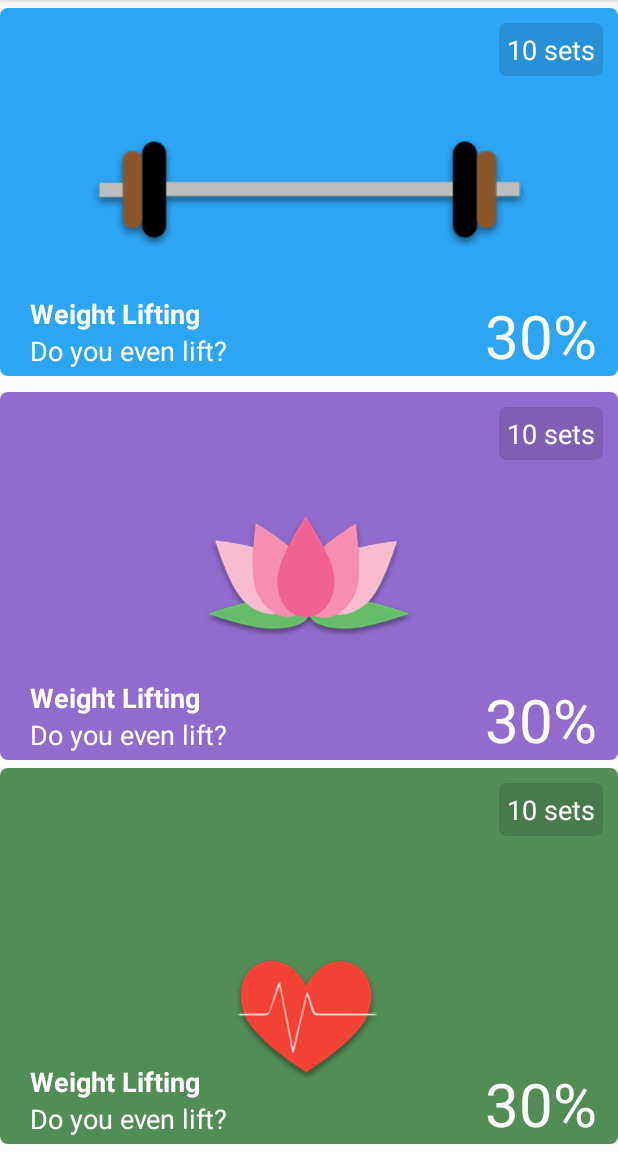
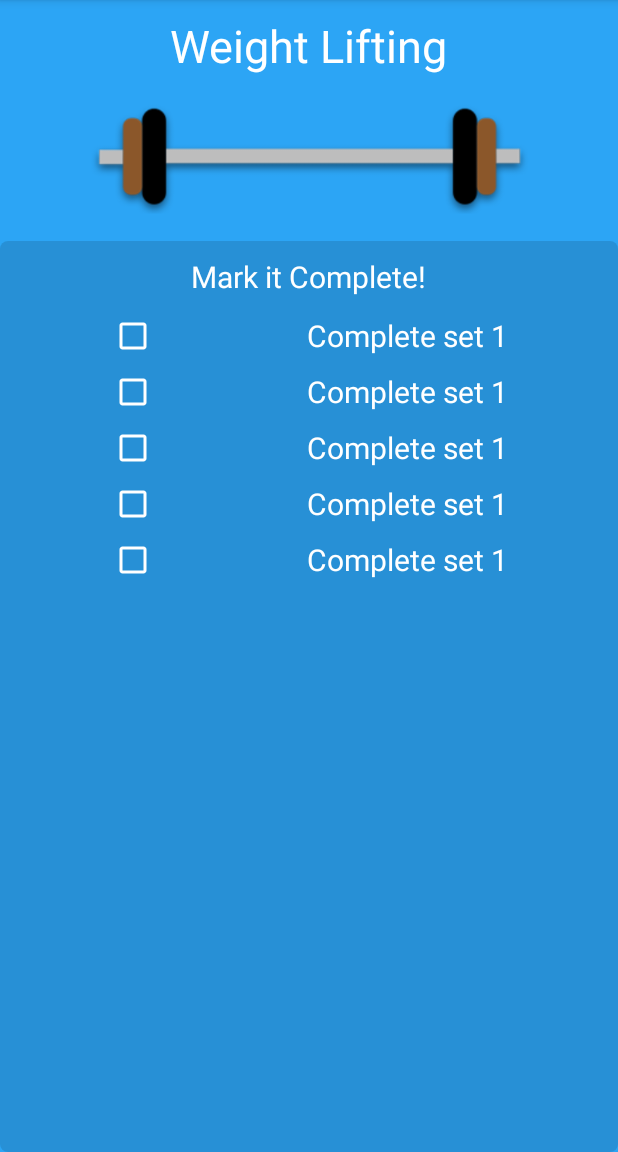
Before and after one commit to albeto8/Flab-or-Fit, an Android app: the screen it shows after launch (MainActivity before the commit, DetailsActivity after it), after a tap on "30%", on a phone screen of 412 x 824 dp, the part 84-1236 px from its top. Run offline under Robolectric (Android 15) with nearby library versions, the phone set to English and light mode, and no system bars.

Commit message:
Second activity

```diff
--- a/app/src/main/java/com/example/mariobarragan/flaborfit/DetailsActivity.java
+++ b/app/src/main/java/com/example/mariobarragan/flaborfit/DetailsActivity.java
@@ -2,6 +2,8 @@ package com.example.mariobarragan.flaborfit;
 
 import android.support.v7.app.AppCompatActivity;
 import android.os.Bundle;
+import android.widget.ImageView;
+import android.widget.TextView;
 
 public class DetailsActivity extends AppCompatActivity {
 
@@ -9,5 +11,8 @@ public class DetailsActivity extends AppCompatActivity {
     protected void onCreate(Bundle savedInstanceState) {
         super.onCreate(savedInstanceState);
         setContentView(R.layout.activity_details);
+
+        TextView exerciseTitle = (TextView)findViewById(R.id.exerciseTitle);
+        ImageView exerciseImage = (ImageView)findViewById(R.id.excerciseIimage);
     }
 }
--- a/app/src/main/java/com/example/mariobarragan/flaborfit/MainActivity.java
+++ b/app/src/main/java/com/example/mariobarragan/flaborfit/MainActivity.java
@@ -1,5 +1,6 @@
 package com.example.mariobarragan.flaborfit;
 
+import android.content.Intent;
 import android.support.v7.app.AppCompatActivity;
 import android.os.Bundle;
 import android.view.View;
@@ -7,6 +8,7 @@ import android.widget.RelativeLayout;
 
 public class MainActivity extends AppCompatActivity {
 
+    public static final String EXTRA_ITEM_TITLE = "itemTitle";
     public static final String EXCERCISE_WEIGHTS = "Weight lifting";
     public static final String EXCERCISE_YOGA = "Yoga";
     public static final String EXCERCISE_CARDIO = "Cardio";
@@ -43,6 +45,8 @@ public class MainActivity extends AppCompatActivity {
     }
 
     private void loadDetailActivity(String excerciseTitle) {
-
+        Intent intent = new Intent(MainActivity.this, DetailsActivity.class);
+        intent.putExtra(MainActivity.EXTRA_ITEM_TITLE, excerciseTitle);
+        startActivity(intent);
     }
 }
--- a/app/src/main/res/layout/activity_details.xml
+++ b/app/src/main/res/layout/activity_details.xml
@@ -1,9 +1,106 @@
 <?xml version="1.0" encoding="utf-8"?>
-<android.support.constraint.ConstraintLayout xmlns:android="http://schemas.android.com/apk/res/android"
+<LinearLayout xmlns:android="http://schemas.android.com/apk/res/android"
     xmlns:app="http://schemas.android.com/apk/res-auto"
     xmlns:tools="http://schemas.android.com/tools"
+    android:id="@+id/mainBG"
     android:layout_width="match_parent"
     android:layout_height="match_parent"
+    android:background="#2ca5f5"
+    android:orientation="vertical"
     tools:context="com.example.mariobarragan.flaborfit.DetailsActivity">
 
-</android.support.constraint.ConstraintLayout>
+    <TextView
+        android:id="@+id/exerciseTitle"
+        android:layout_width="wrap_content"
+        android:layout_height="wrap_content"
+        android:layout_gravity="center"
+        android:layout_marginTop="10dp"
+        android:text="Weight Lifting"
+        android:textColor="#ffffff"
+        android:textSize="30sp" />
+
+    <ImageView
+        android:id="@+id/excerciseIimage"
+        android:layout_width="match_parent"
+        android:layout_height="wrap_content"
+        app:srcCompat="@drawable/weight" />
+
+    <LinearLayout
+        android:layout_width="match_parent"
+        android:layout_height="match_parent"
+        android:background="@drawable/rounded_corners"
+        android:backgroundTint="#20000000"
+        android:orientation="vertical">
+
+        <TextView
+            android:id="@+id/textView6"
+            android:layout_width="wrap_content"
+            android:layout_height="wrap_content"
+            android:textSize="20sp"
+            android:layout_gravity="center"
+            android:textColor="#ffffff"
+            android:paddingTop="10dp"
+            android:text="Mark it Complete!" />
+
+        <CheckBox
+            android:id="@+id/checkBox1"
+            android:layout_width="wrap_content"
+            android:layout_gravity="center"
+            android:textColor="#ffffff"
+            android:layout_height="wrap_content"
+            android:buttonTint="#ffffff"
+            android:textSize="20sp"
+            android:paddingLeft="100dp"
+            android:layout_marginBottom="5dp"
+            android:layout_marginTop="10dp"
+            android:text="Complete set 1" />
+
+        <CheckBox
+            android:id="@+id/checkBox2"
+            android:layout_width="wrap_content"
+            android:layout_gravity="center"
+            android:textColor="#ffffff"
+            android:layout_height="wrap_content"
+            android:buttonTint="#ffffff"
+            android:textSize="20sp"
+            android:paddingLeft="100dp"
+            android:layout_marginBottom="5dp"
+            android:text="Complete set 1" />
+        <CheckBox
+            android:id="@+id/checkBox3"
+            android:layout_width="wrap_content"
+            android:layout_gravity="center"
+            android:textColor="#ffffff"
+            android:layout_height="wrap_content"
+            android:buttonTint="#ffffff"
+            android:textSize="20sp"
+            android:paddingLeft="100dp"
+            android:layout_marginBottom="5dp"
+            android:text="Complete set 1" />
+
+        <CheckBox
+            android:id="@+id/checkBox4"
+            android:layout_width="wrap_content"
+            android:layout_gravity="center"
+            android:textColor="#ffffff"
+            android:layout_height="wrap_content"
+            android:buttonTint="#ffffff"
+            android:textSize="20sp"
+            android:paddingLeft="100dp"
+            android:layout_marginBottom="5dp"
+            android:text="Complete set 1" />
+
+        <CheckBox
+            android:id="@+id/checkBox5"
+            android:layout_width="wrap_content"
+            android:layout_gravity="center"
+            android:textColor="#ffffff"
+            android:layout_height="wrap_content"
+            android:buttonTint="#ffffff"
+            android:textSize="20sp"
+            android:paddingLeft="100dp"
+            android:layout_marginBottom="5dp"
+            android:text="Complete set 1" />
+    </LinearLayout>
+
+</LinearLayout>
--- a/app/src/main/res/layout/activity_main.xml
+++ b/app/src/main/res/layout/activity_main.xml
@@ -90,9 +90,9 @@
             android:id="@+id/imageView2"
             android:layout_width="wrap_content"
             android:layout_height="wrap_content"
-            android:layout_centerHorizontal="true"
+            app:srcCompat="@drawable/lotus"
             android:layout_centerVertical="true"
-            app:srcCompat="@drawable/lotus" />
+            android:layout_alignParentStart="true" />
 
         <TextView
             android:id="@+id/textView11"
```
